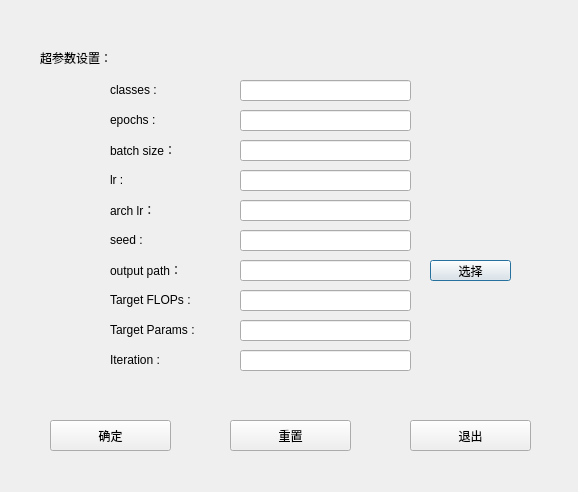
ICT-ANS/StarLight, file ui/qtui/nas/nas_hyperparams.ui: the form before one commit.
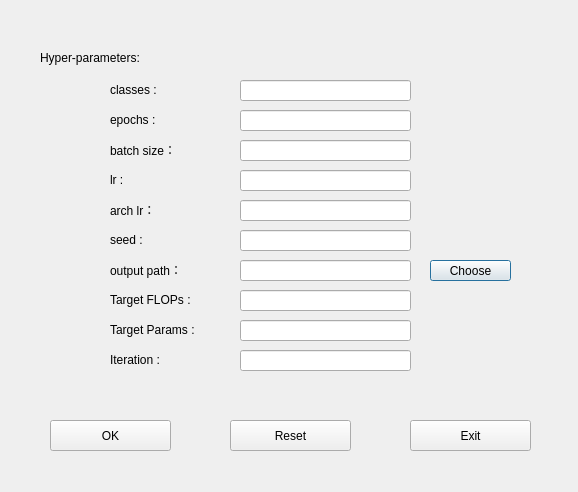
The form after the commit.

Patch:
```diff
--- a/ui/qtui/nas/nas_hyperparams.ui
+++ b/ui/qtui/nas/nas_hyperparams.ui
@@ -23,7 +23,7 @@
     </rect>
    </property>
    <property name="text">
-    <string>超参数设置：</string>
+    <string>Hyper-parameters:</string>
    </property>
   </widget>
   <widget class="QLabel" name="label_2">
@@ -163,7 +163,7 @@
     </rect>
    </property>
    <property name="text">
-    <string>选择</string>
+    <string>Choose</string>
    </property>
   </widget>
   <widget class="QPushButton" name="pushButton_2">
@@ -176,7 +176,7 @@
     </rect>
    </property>
    <property name="text">
-    <string>确定</string>
+    <string>OK</string>
    </property>
   </widget>
   <widget class="QPushButton" name="pushButton_3">
@@ -189,7 +189,7 @@
     </rect>
    </property>
    <property name="text">
-    <string>重置</string>
+    <string>Reset</string>
    </property>
   </widget>
   <widget class="QPushButton" name="pushButton_4">
@@ -202,7 +202,7 @@
     </rect>
    </property>
    <property name="text">
-    <string>退出</string>
+    <string>Exit</string>
    </property>
   </widget>
   <widget class="QLabel" name="label_7">
```
Left out of the diff: 2 changed lines with no effect on the pictures.
